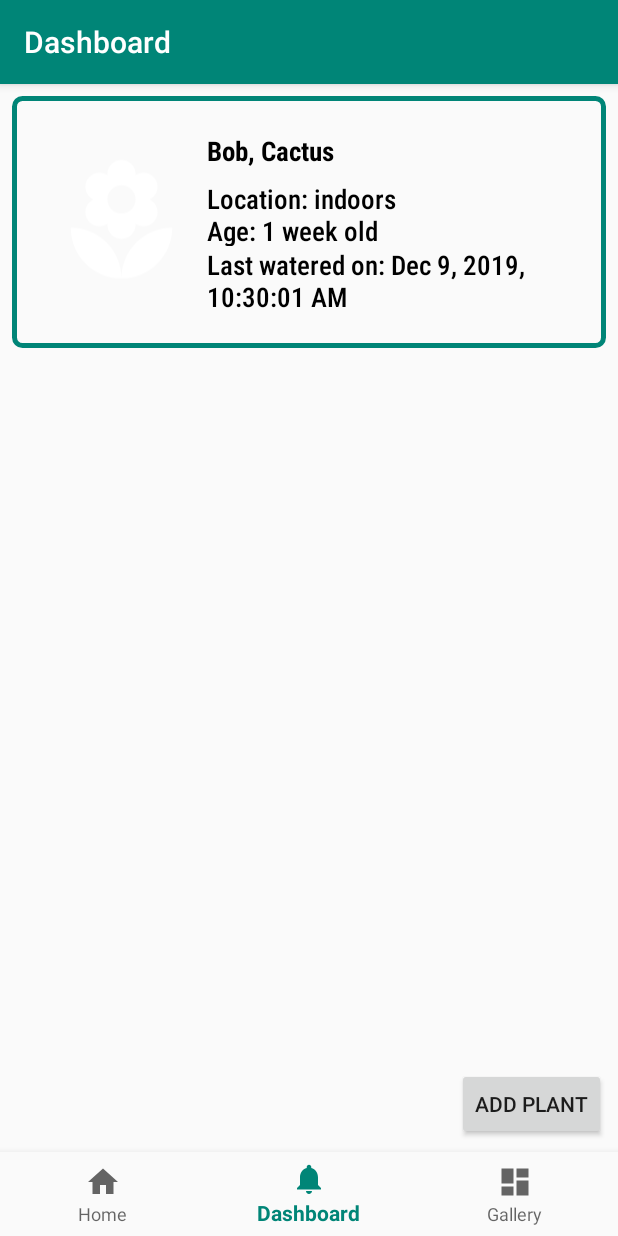
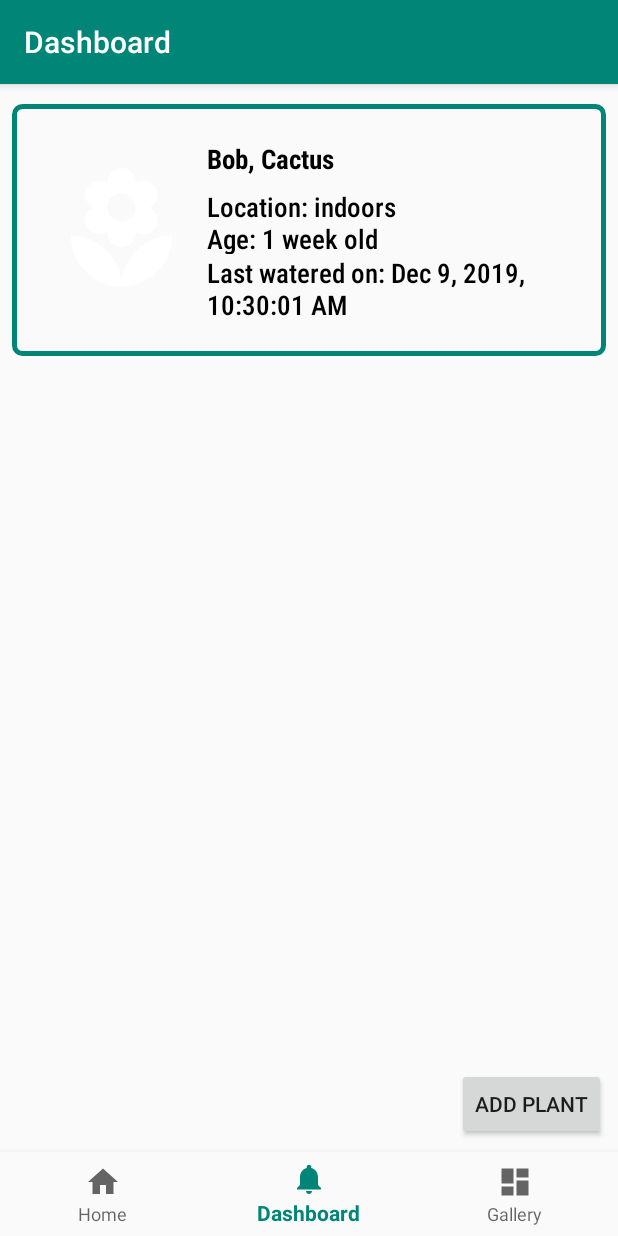
Before and after one commit to MobileAppEngg-Group1-Fall2019/Final-Project, an Android app: the DashboardFragment screen opened through its navigation route, on a phone screen of 412 x 824 dp. Run offline under Robolectric (Android 15) with nearby library versions, the phone set to English and light mode, and no system bars; our stand-ins replace navigation-ui; libraries missing offline, so code that uses them is left out: com.kwabenaberko.openweathermaplib; 3 statements that could not run were skipped.

Commit message:
Add margins to dashboard list items.
Signed-off-by: DanNguyen-CE <43036823+DanNguyen-CE@users.noreply.github.com>

```diff
--- a/app/src/main/res/layout/list_item.xml
+++ b/app/src/main/res/layout/list_item.xml
@@ -1,14 +1,16 @@
 <?xml version="1.0" encoding="utf-8"?>
-<LinearLayout xmlns:app="http://schemas.android.com/apk/res-auto"
+<LinearLayout xmlns:android="http://schemas.android.com/apk/res/android"
+    xmlns:app="http://schemas.android.com/apk/res-auto"
     xmlns:tools="http://schemas.android.com/tools"
     android:id="@+id/list_view"
     android:layout_width="match_parent"
     android:layout_height="wrap_content"
+    android:layout_gravity="center_horizontal"
+    android:layout_marginTop="5dp"
+    android:layout_marginBottom="5dp"
+    android:background="@drawable/border"
     android:orientation="vertical"
-    android:layout_gravity="center_horizontal"
-    android:padding="16dp"
-    android:background="@drawable/border"
-    xmlns:android="http://schemas.android.com/apk/res/android">
+    android:padding="16dp">
 
     <androidx.constraintlayout.widget.ConstraintLayout
         android:layout_width="match_parent"
```
